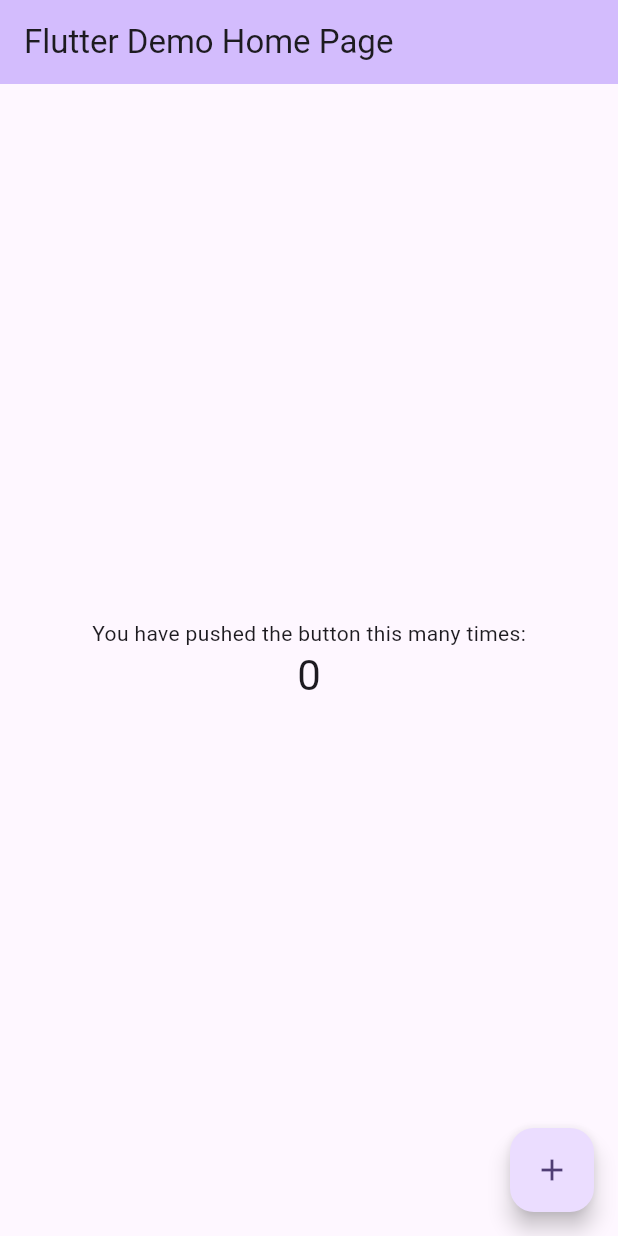
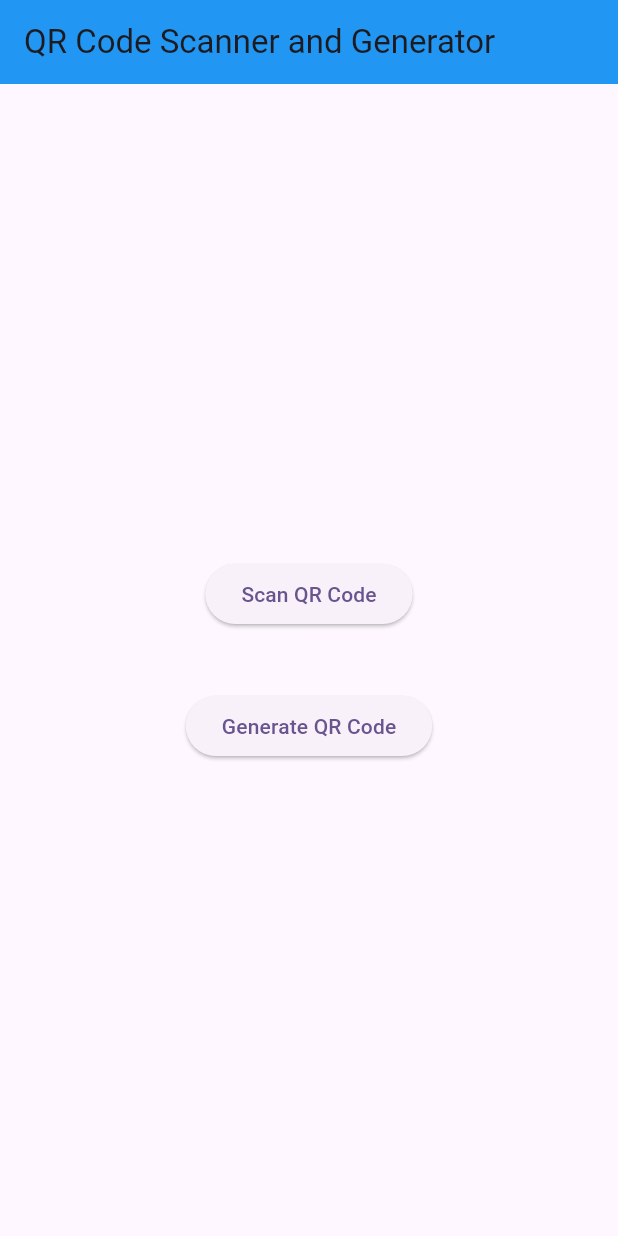
Before and after one commit to mhbarut66/qr_app, a Flutter app: the screen it shows after launch, on a phone screen of 412 x 824 dp. Run offline on Flutter 3.47's test engine with Material 3 defaults, Android fonts, the phone set to English and light mode, and no system bars; our stand-ins replace qr_flutter; missing offline and left inert: flutter_barcode_scanner.

Commit message:
Finished all project

```diff
--- a/lib/main.dart
+++ b/lib/main.dart
@@ -1,4 +1,6 @@
 import 'package:flutter/material.dart';
+import 'package:qr_app/generate_qr_code.dart';
+import 'package:qr_app/scan_qr_code.dart';
 
 void main() {
   runApp(const MyApp());
@@ -11,115 +13,65 @@ class MyApp extends StatelessWidget {
   @override
   Widget build(BuildContext context) {
     return MaterialApp(
-      title: 'Flutter Demo',
+      title: 'QR Code Scanner and Generator',
+      debugShowCheckedModeBanner: false,
       theme: ThemeData(
-        // This is the theme of your application.
-        //
-        // TRY THIS: Try running your application with "flutter run". You'll see
-        // the application has a purple toolbar. Then, without quitting the app,
-        // try changing the seedColor in the colorScheme below to Colors.green
-        // and then invoke "hot reload" (save your changes or press the "hot
-        // reload" button in a Flutter-supported IDE, or press "r" if you used
-        // the command line to start the app).
-        //
-        // Notice that the counter didn't reset back to zero; the application
-        // state is not lost during the reload. To reset the state, use hot
-        // restart instead.
-        //
-        // This works for code too, not just values: Most code changes can be
-        // tested with just a hot reload.
         colorScheme: ColorScheme.fromSeed(seedColor: Colors.deepPurple),
         useMaterial3: true,
       ),
-      home: const MyHomePage(title: 'Flutter Demo Home Page'),
+      home: const HomePage(),
     );
   }
 }
 
-class MyHomePage extends StatefulWidget {
-  const MyHomePage({super.key, required this.title});
-
-  // This widget is the home page of your application. It is stateful, meaning
-  // that it has a State object (defined below) that contains fields that affect
-  // how it looks.
-
-  // This class is the configuration for the state. It holds the values (in this
-  // case the title) provided by the parent (in this case the App widget) and
-  // used by the build method of the State. Fields in a Widget subclass are
-  // always marked "final".
-
-  final String title;
+class HomePage extends StatefulWidget {
+  const HomePage({super.key});
 
   @override
-  State<MyHomePage> createState() => _MyHomePageState();
+  State<HomePage> createState() => _HomePageState();
 }
 
-class _MyHomePageState extends State<MyHomePage> {
-  int _counter = 0;
-
-  void _incrementCounter() {
-    setState(() {
-      // This call to setState tells the Flutter framework that something has
-      // changed in this State, which causes it to rerun the build method below
-      // so that the display can reflect the updated values. If we changed
-      // _counter without calling setState(), then the build method would not be
-      // called again, and so nothing would appear to happen.
-      _counter++;
-    });
-  }
-
+class _HomePageState extends State<HomePage> {
   @override
   Widget build(BuildContext context) {
-    // This method is rerun every time setState is called, for instance as done
-    // by the _incrementCounter method above.
-    //
-    // The Flutter framework has been optimized to make rerunning build methods
-    // fast, so that you can just rebuild anything that needs updating rather
-    // than having to individually change instances of widgets.
     return Scaffold(
       appBar: AppBar(
-        // TRY THIS: Try changing the color here to a specific color (to
-        // Colors.amber, perhaps?) and trigger a hot reload to see the AppBar
-        // change color while the other colors stay the same.
-        backgroundColor: Theme.of(context).colorScheme.inversePrimary,
-        // Here we take the value from the MyHomePage object that was created by
-        // the App.build method, and use it to set our appbar title.
-        title: Text(widget.title),
+        title: const Text('QR Code Scanner and Generator'),
+        backgroundColor: Colors.blue,
       ),
       body: Center(
-        // Center is a layout widget. It takes a single child and positions it
-        // in the middle of the parent.
         child: Column(
-          // Column is also a layout widget. It takes a list of children and
-          // arranges them vertically. By default, it sizes itself to fit its
-          // children horizontally, and tries to be as tall as its parent.
-          //
-          // Column has various properties to control how it sizes itself and
-          // how it positions its children. Here we use mainAxisAlignment to
-          // center the children vertically; the main axis here is the vertical
-          // axis because Columns are vertical (the cross axis would be
-          // horizontal).
-          //
-          // TRY THIS: Invoke "debug painting" (choose the "Toggle Debug Paint"
-          // action in the IDE, or press "p" in the console), to see the
-          // wireframe for each widget.
           mainAxisAlignment: MainAxisAlignment.center,
           children: <Widget>[
-            const Text(
-              'You have pushed the button this many times:',
+            ElevatedButton(
+              onPressed: () {
+                setState(() {
+                  Navigator.push(
+                    context,
+                    MaterialPageRoute(
+                        builder: (context) => const ScanQrCode()), //Setstate
+                  );
+                });
+              },
+              child: const Text('Scan QR Code'),
             ),
-            Text(
-              '$_counter',
-              style: Theme.of(context).textTheme.headlineMedium,
+            const SizedBox(height: 40),
+            ElevatedButton(
+              onPressed: () {
+                setState(() {
+                  Navigator.push(
+                    context,
+                    MaterialPageRoute(
+                        builder: (context) =>
+                            const GenerateQrCode()), //Setstate
+                  );
+                });
+              },
+              child: const Text('Generate QR Code'),
             ),
           ],
         ),
       ),
-      floatingActionButton: FloatingActionButton(
-        onPressed: _incrementCounter,
-        tooltip: 'Increment',
-        child: const Icon(Icons.add),
-      ), // This trailing comma makes auto-formatting nicer for build methods.
     );
   }
 }
--- a/pubspec.yaml
+++ b/pubspec.yaml
@@ -35,6 +35,9 @@ dependencies:
   # The following adds the Cupertino Icons font to your application.
   # Use with the CupertinoIcons class for iOS style icons.
   cupertino_icons: ^1.0.6
+  qr_flutter: ^4.1.0
+  flutter_barcode_scanner: ^2.0.0
+
 
 dev_dependencies:
   flutter_test:
```
Also changed, not shown: lib/generate_qr_code.dart (added, +56 -0 lines), lib/scan_qr_code.dart (added, +57 -0 lines), pubspec.lock.
